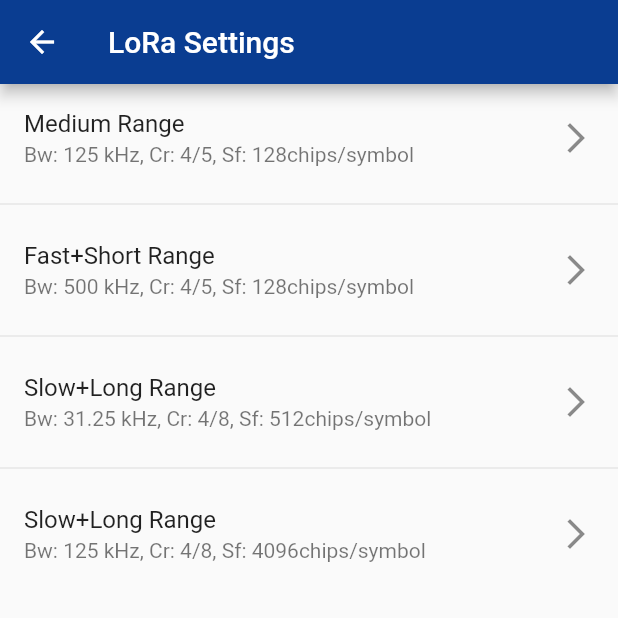
After one commit to umr-ds/bluera, a Flutter app: the LoraSettingsScreen screen opened directly, after a tap on "Medium Range", on a phone screen of 412 x 824 dp, the top half of it. The commit adds this screen. Run offline on Flutter 3.47's test engine with Material 2 defaults, Android fonts, the phone set to English and light mode, and no system bars; our stand-ins replace convert, flutter_blue, sqflite; accounts and stored records are empty.

Commit message:
Add ability to change Lora mode

```diff
--- /dev/null
+++ b/lib/screens/LoraSettings.dart
@@ -0,0 +1,60 @@
+import 'package:flutter/material.dart';
+import 'package:BlueRa/connectors/RF95.dart';
+
+class LoraSettingsScreen extends StatelessWidget {
+
+  void _setAndReturn(BuildContext context, String mode) {
+    rf95.setMode(mode);
+
+    Navigator.pop(context);
+  }
+
+  @override
+   Widget build(BuildContext context) {
+     return new Scaffold(
+       appBar: new AppBar(
+         title: new Text("LoRa Settings"),
+         backgroundColor: Color(0xFF0A3D91),
+       ),
+       body: ListView(
+         children: <Widget>[
+          ListTile(
+            title: Text("Medium Range"),
+            subtitle: Text("Bw: 125 kHz, Cr: 4/5, Sf: 128chips/symbol"),
+            trailing: Icon(Icons.arrow_forward_ios),
+            onTap: () {
+              _setAndReturn(context, "0");
+            }
+          ),
+          Divider(),
+          ListTile(
+            title: Text("Fast+Short Range"),
+            subtitle: Text("Bw: 500 kHz, Cr: 4/5, Sf: 128chips/symbol"),
+            trailing: Icon(Icons.arrow_forward_ios),
+            onTap: () {
+              _setAndReturn(context, "1");
+            }
+          ),
+          Divider(),
+          ListTile(
+            title: Text("Slow+Long Range"),
+            subtitle: Text("Bw: 31.25 kHz, Cr: 4/8, Sf: 512chips/symbol"),
+            trailing: Icon(Icons.arrow_forward_ios),
+            onTap: () {
+              _setAndReturn(context, "2");
+            }
+          ),
+          Divider(),
+          ListTile(
+            title: Text("Slow+Long Range"),
+            subtitle: Text("Bw: 125 kHz, Cr: 4/8, Sf: 4096chips/symbol"),
+            trailing: Icon(Icons.arrow_forward_ios),
+            onTap: () {
+              _setAndReturn(context, "3");
+            }
+          )
+         ]
+        )
+      );
+   }
+ }
```
Also changed, not shown: lib/connectors/RF95.dart (+7 -0 lines), lib/screens/Home.dart (+10 -0 lines).
